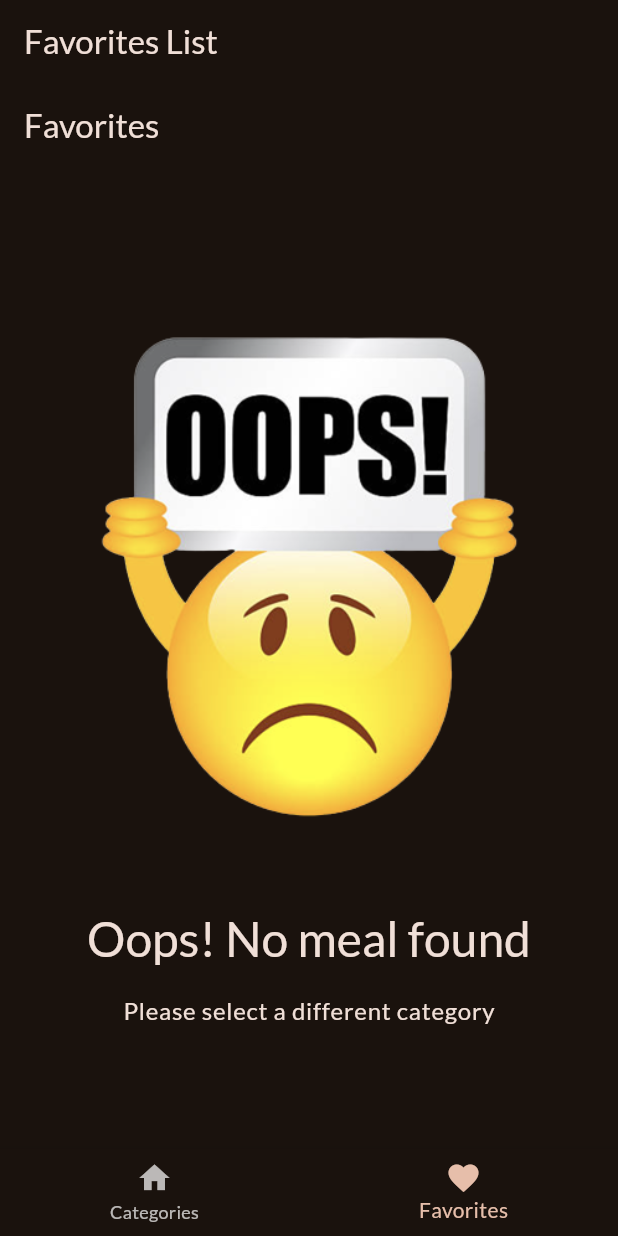
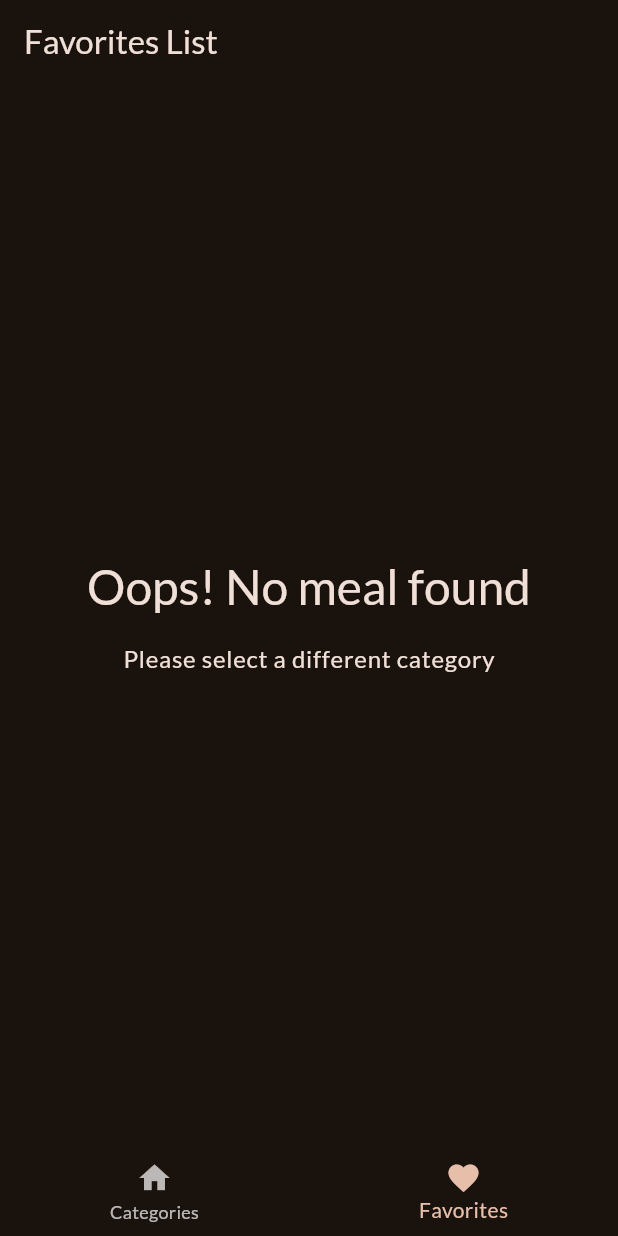
Before and after one commit to adekams/meals_app, a Flutter app: the screen it shows after launch, item 2 of the bottom bar chosen, on a phone screen of 412 x 824 dp. Run offline on Flutter 3.47's test engine with Material 2 defaults, Android fonts, the phone set to English and light mode, and no system bars; our stand-ins replace google_fonts, transparent_image.

Commit message:
tabs switching with favorites list

```diff
--- a/lib/screens/meals.dart
+++ b/lib/screens/meals.dart
@@ -5,16 +5,23 @@ import 'package:meals_app/widgets/meal_item.dart';
 import '../models/meal.dart';
 
 class MealsScreen extends StatelessWidget {
-  const MealsScreen({super.key, required this.mealTitle, required this.meals});
+  const MealsScreen({
+    super.key,
+    this.mealTitle,
+    required this.meals,
+    required this.onToggleFavorite,
+  });
 
-  final String mealTitle;
+  final String? mealTitle;
   final List<Meal> meals;
+  final void Function(Meal meal) onToggleFavorite;
 
   void _selectedMeal(BuildContext context, Meal meal) {
     Navigator.of(context).push(
       MaterialPageRoute(
         builder: (ctx) => MealDetailScreen(
           meal: meal,
+          onToggleFavoriteMeal: onToggleFavorite,
         ),
       ),
     );
@@ -38,7 +45,7 @@ class MealsScreen extends StatelessWidget {
         child: Column(
           mainAxisSize: MainAxisSize.min,
           children: [
-            Image.asset('images/Oops.png'),
+            // Image.asset('images/Oops.png'),
             Text(
               'Oops! No meal found',
               style: Theme.of(context).textTheme.headlineLarge!.copyWith(
@@ -58,11 +65,13 @@ class MealsScreen extends StatelessWidget {
         ),
       );
     }
-    return Scaffold(
-      appBar: AppBar(
-        title: Text(mealTitle),
-      ),
-      body: content,
-    );
+    return mealTitle == null
+        ? content
+        : Scaffold(
+            appBar: AppBar(
+              title: Text(mealTitle!),
+            ),
+            body: content,
+          );
   }
 }
--- a/lib/screens/tabs.dart
+++ b/lib/screens/tabs.dart
@@ -2,8 +2,11 @@ import 'package:flutter/material.dart';
 import 'package:meals_app/screens/categories.dart';
 import 'package:meals_app/screens/meals.dart';
 
+import '../models/meal.dart';
+
 class TabScreen extends StatefulWidget {
   const TabScreen({super.key});
+
 
   @override
   State<TabScreen> createState() => _TabScreenState();
@@ -11,19 +14,31 @@ class TabScreen extends StatefulWidget {
 
 class _TabScreenState extends State<TabScreen> {
   int _selectedPageIndex = 0;
-  var activePageTitle = 'Categories';
-  Widget activePage = CategoriesScreen();
+  final List<Meal> _favoriteMeals = [];
 
-  void selectedPage(int index) {
+  void _selectedPage(int index) {
     setState(() {
       _selectedPageIndex = index;
     });
   }
 
+  void _toggleFavoriteMealStatus(Meal meal) {
+    final isExisting = _favoriteMeals.contains(meal);
+
+    if(isExisting) {
+      _favoriteMeals.remove(meal);
+    }else {
+      _favoriteMeals.add(meal);
+    }
+  }
+
   @override
   Widget build(BuildContext context) {
+    Widget activePage = CategoriesScreen(onToggleFavorite: _toggleFavoriteMealStatus,);
+    var activePageTitle = 'Categories';
+
     if (_selectedPageIndex == 1) {
-      activePage = const MealsScreen(mealTitle: 'Favorites', meals: []);
+      activePage = MealsScreen(meals: const [], onToggleFavorite: _toggleFavoriteMealStatus,);
       activePageTitle = 'Favorites List';
     }
 
@@ -34,7 +49,7 @@ class _TabScreenState extends State<TabScreen> {
       body: activePage,
       bottomNavigationBar: BottomNavigationBar(
         onTap: (index) {
-          selectedPage(index);
+          _selectedPage(index);
         },
         currentIndex: _selectedPageIndex,
         items: const [
```
Also changed, not shown: lib/screens/categories.dart (+8 -8 lines), lib/screens/meal_detail.dart (+8 -1 lines).
